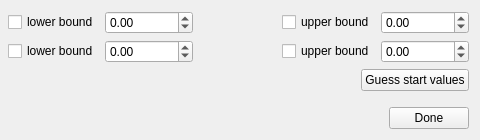
syncope/pensant, file pensant/ui/linearModelFitParameters.ui: the form before one commit; both pictures show x 465 to 945 and y 0 to 140 of the 945 by 140 pixel window.
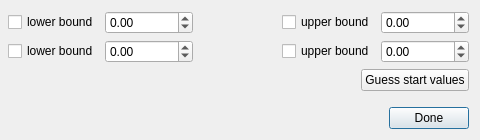
The form after the commit.

Commit message: + updated the default button to "Done", makes handling easier

```diff
--- a/pensant/ui/linearModelFitParameters.ui
+++ b/pensant/ui/linearModelFitParameters.ui
@@ -244,6 +244,9 @@
          <property name="text">
           <string>Done</string>
          </property>
+         <property name="default">
+          <bool>true</bool>
+         </property>
         </widget>
        </item>
       </layout>
```
The commit also changes 4 other files.
